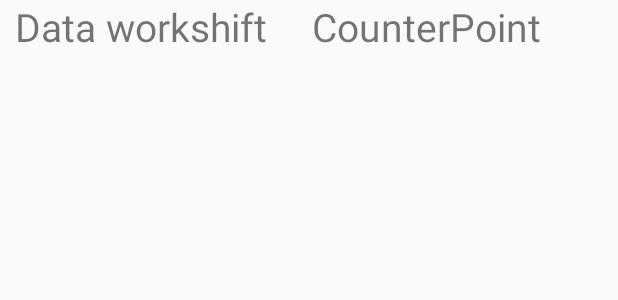
After one commit to saymon-says/LmBase, an Android app: the layout activity_order_list.xml on its own in the app's theme, with its tools: preview values and no code run, on a phone screen of 412 x 824 dp. The commit adds this screen. Shown: the top 300 px of the screen. Run offline under Robolectric (Android 15) with nearby library versions, the phone set to English and light mode, and no system bars.

Commit message:
Добавил станицу с заказами(пока не проверял)

```diff
--- a/app/build.gradle
+++ b/app/build.gradle
@@ -36,6 +36,7 @@ dependencies {
     implementation 'androidx.constraintlayout:constraintlayout:1.1.3'
     implementation 'com.google.firebase:firebase-auth:19.3.0'
     implementation 'com.google.firebase:firebase-database:19.2.1'
+    implementation 'com.firebaseui:firebase-ui-database:6.2.1'
     implementation 'de.hdodenhof:circleimageview:3.1.0'
     implementation 'com.google.firebase:firebase-storage:19.1.1'
     testImplementation 'junit:junit:4.12'
--- a/app/src/main/java/com/example/lmbase/SetupActivity.java
+++ b/app/src/main/java/com/example/lmbase/SetupActivity.java
@@ -7,7 +7,6 @@ import android.os.Bundle;
 import android.view.View;
 import android.widget.Button;
 import android.widget.EditText;
-import android.widget.TextView;
 import android.widget.Toast;
 
 import androidx.annotation.NonNull;
@@ -31,7 +30,6 @@ import com.theartofdev.edmodo.cropper.CropImage;
 import com.theartofdev.edmodo.cropper.CropImageView;
 
 import java.util.HashMap;
-import java.util.Objects;
 
 import de.hdodenhof.circleimageview.CircleImageView;
 
--- /dev/null
+++ b/app/src/main/res/layout/activity_order_list.xml
@@ -0,0 +1,38 @@
+<?xml version="1.0" encoding="utf-8"?>
+<RelativeLayout xmlns:android="http://schemas.android.com/apk/res/android"
+    xmlns:tools="http://schemas.android.com/tools"
+    android:layout_width="match_parent"
+    android:layout_height="match_parent"
+    tools:context=".OrderListActivity">
+
+    <LinearLayout
+        android:id="@+id/order_bar"
+        android:layout_width="match_parent"
+        android:layout_height="40dp"
+        android:orientation="horizontal">
+
+        <TextView
+            android:id="@+id/date_workshift"
+            android:layout_width="wrap_content"
+            android:layout_height="wrap_content"
+            android:text="Data workshift"
+            android:textSize="26sp"
+            android:layout_marginRight="20dp"
+            android:layout_marginLeft="10dp"
+            />
+        <TextView
+            android:id="@+id/count_pointer"
+            android:layout_width="wrap_content"
+            android:layout_height="wrap_content"
+            android:text="CounterPoint"
+            android:textSize="26sp"
+            android:layout_marginLeft="10dp"
+            />
+    </LinearLayout>
+    <androidx.recyclerview.widget.RecyclerView
+        android:id="@+id/list_of_orders"
+        android:layout_below="@+id/order_bar"
+        android:layout_width="match_parent"
+        android:layout_height="match_parent"
+        />
+</RelativeLayout>
--- a/app/src/main/res/menu/menu_navigation.xml
+++ b/app/src/main/res/menu/menu_navigation.xml
@@ -2,8 +2,8 @@
 <menu xmlns:android="http://schemas.android.com/apk/res/android">
 
     <item
-        android:id="@+id/nav_home"
-        android:title="Домой"
+        android:id="@+id/nav_add_workshift"
+        android:title="Добавить смену"
         android:icon="@drawable/connection"
         />
     <item
```
Also changed, not shown: app/src/main/AndroidManifest.xml (+9 -8 lines), app/src/main/java/com/example/lmbase/MainActivity.java (+10 -4 lines), app/src/main/java/com/example/lmbase/OrderListActivity.java (added, +91 -0 lines), app/src/main/java/com/example/lmbase/Orders.java (added, +20 -0 lines), app/src/main/res/layout/order_list.xml (added, +15 -0 lines). Lines whose indentation alone changed are shown as unchanged.
